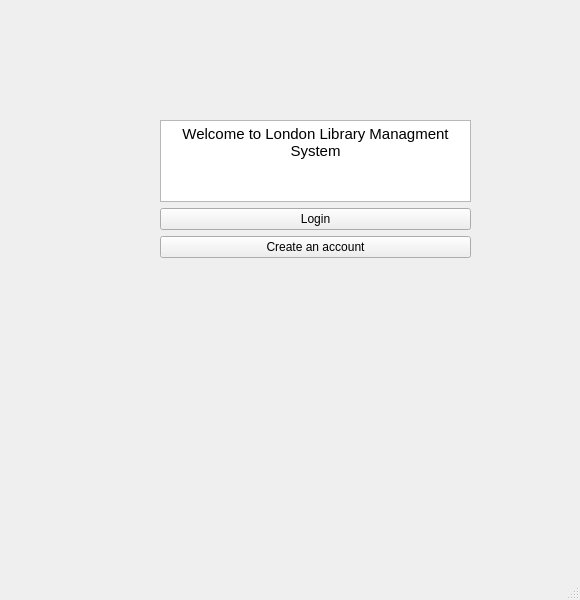
Before: the Qt Designer form startwindow.ui in xenono/library-managment-system, drawn with Qt 5.
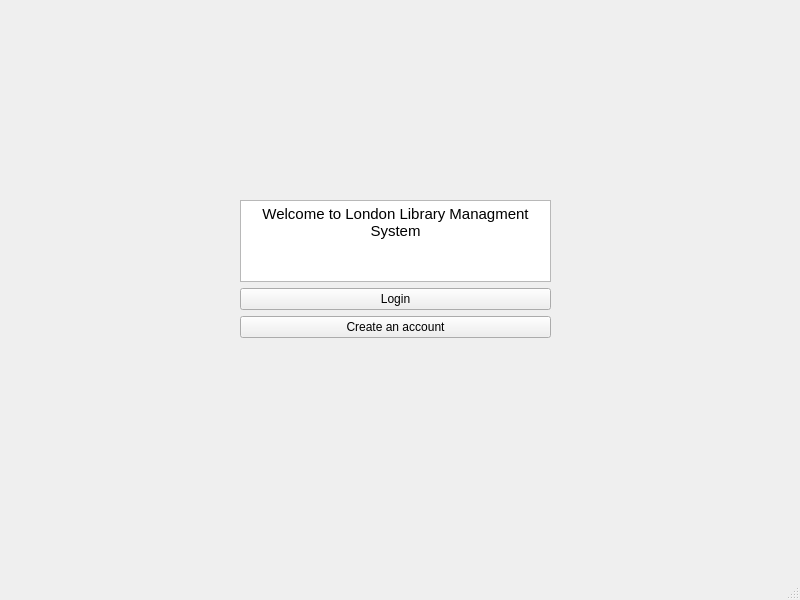
After: the same form once the commit is applied.

Patch:
```diff
--- a/startwindow.ui
+++ b/startwindow.ui
@@ -6,10 +6,31 @@
    <rect>
     <x>0</x>
     <y>0</y>
-    <width>580</width>
+    <width>800</width>
     <height>600</height>
    </rect>
   </property>
+  <property name="sizePolicy">
+   <sizepolicy hsizetype="Maximum" vsizetype="Maximum">
+    <horstretch>0</horstretch>
+    <verstretch>0</verstretch>
+   </sizepolicy>
+  </property>
+  <property name="minimumSize">
+   <size>
+    <width>800</width>
+    <height>600</height>
+   </size>
+  </property>
+  <property name="maximumSize">
+   <size>
+    <width>800</width>
+    <height>600</height>
+   </size>
+  </property>
+  <property name="focusPolicy">
+   <enum>Qt::NoFocus</enum>
+  </property>
   <property name="windowTitle">
    <string>London Library</string>
   </property>
@@ -23,8 +44,8 @@
    <widget class="QWidget" name="verticalLayoutWidget">
     <property name="geometry">
      <rect>
-      <x>160</x>
-      <y>120</y>
+      <x>240</x>
+      <y>200</y>
       <width>311</width>
       <height>138</height>
      </rect>
```
Left out of the diff: 2 changed lines with no effect on the pictures.
